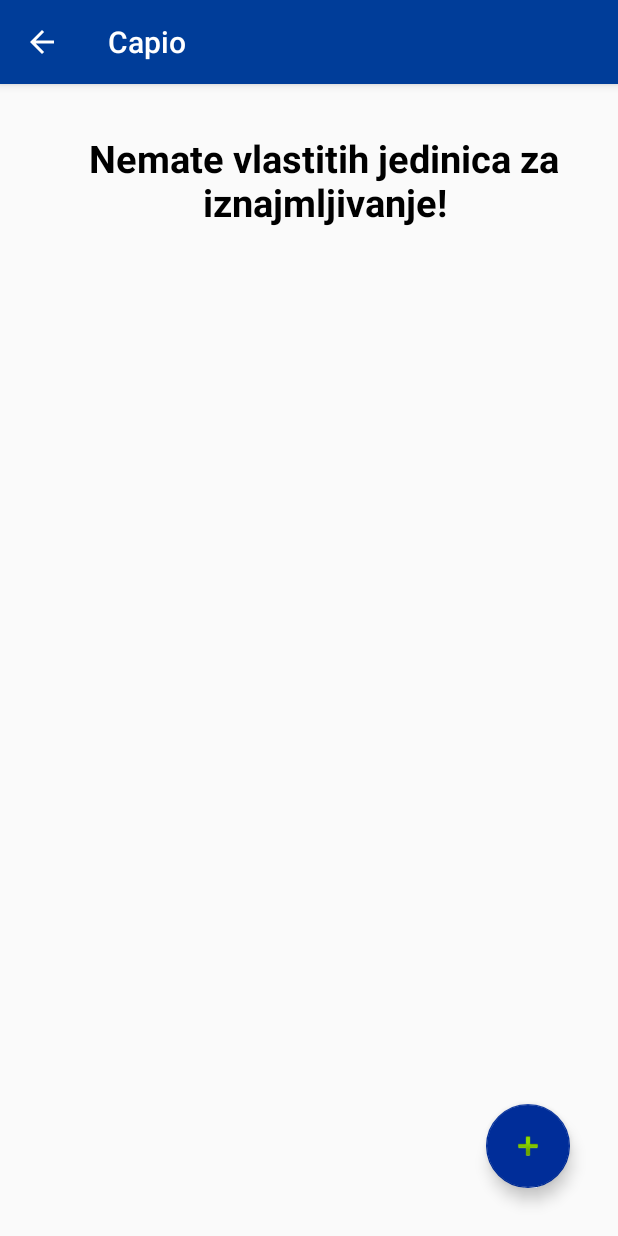
After one commit to DamjanMiko/Capio, an Android app: the UnitListActivity screen opened directly, with no data from a screen before it, on a phone screen of 412 x 824 dp. The commit adds this screen. Run offline under Robolectric (Android 15) with nearby library versions, the phone set to English and light mode, and no system bars; 1 statement that could not run was skipped.

Commit message:
pregled jedinica

```diff
--- /dev/null
+++ b/Capio/app/src/main/java/mihajlo/asc/hr/capio/Activities/UnitListActivity.java
@@ -0,0 +1,112 @@
+package mihajlo.asc.hr.capio.Activities;
+
+import android.content.Context;
+import android.content.Intent;
+import android.support.v7.app.AppCompatActivity;
+import android.os.Bundle;
+import android.support.v7.widget.GridLayoutManager;
+import android.support.v7.widget.LinearLayoutManager;
+import android.support.v7.widget.RecyclerView;
+import android.util.AttributeSet;
+import android.view.MenuItem;
+import android.view.View;
+import android.widget.TextView;
+
+import java.util.ArrayList;
+import java.util.List;
+
+import mihajlo.asc.hr.capio.Adapters.Contents.RealEstateContent;
+import mihajlo.asc.hr.capio.Adapters.MyRealEstateRecyclerViewAdapter;
+import mihajlo.asc.hr.capio.Adapters.UnitListAdapter;
+import mihajlo.asc.hr.capio.Fragments.RealEstateFragment;
+import mihajlo.asc.hr.capio.HttpRequests.AllUnitsTask;
+import mihajlo.asc.hr.capio.HttpRequests.UserByIdTask;
+import mihajlo.asc.hr.capio.Models.Unit;
+import mihajlo.asc.hr.capio.Models.UserObject;
+import mihajlo.asc.hr.capio.R;
+
+public class UnitListActivity extends AppCompatActivity {
+
+    private int mColumnCount = 1;
+    private boolean firstTime = true;
+    private final int CONSTANT = 100000;
+    private String userId;
+    private TextView textInfo;
+
+    private RealEstateFragment.OnListFragmentInteractionListener mListener = new RealEstateFragment.OnListFragmentInteractionListener() {
+        @Override
+        public void onListFragmentInteraction(RealEstateContent.RealEstateItem item) {
+            Intent intent = new Intent(UnitListActivity.this, RealEstateDetailActivity.class);
+            intent.putExtra("item", item);
+            intent.putExtra("notLike", true);
+            startActivity(intent);
+        }
+    };
+
+    @Override
+    protected void onCreate(Bundle savedInstanceState) {
+        super.onCreate(savedInstanceState);
+        setContentView(R.layout.activity_unit_list);
+        getSupportActionBar().setDisplayHomeAsUpEnabled(true);
+
+        userId = (String) getIntent().getExtras().get("userId");
+        textInfo = (TextView) findViewById(R.id.textInfo);
+
+     //   firstTime = getArguments().getBoolean("firstTime");
+
+        final RecyclerView recyclerView = (RecyclerView) findViewById(R.id.list);
+        if (mColumnCount <= 1) {
+            recyclerView.setLayoutManager(new LinearLayoutManager(this));
+        } else {
+            recyclerView.setLayoutManager(new GridLayoutManager(this, mColumnCount));
+        }
+        if (firstTime) {
+
+            if (userId != null && !userId.isEmpty()) {
+                new UserByIdTask(userId, new UserByIdTask.AsynResponse() {
+
+                    @Override
+                    public void processFinish(UserObject output) {
+                        if (output != null && output.getOwnedUnits() != null && !output.getOwnedUnits().isEmpty()) {
+                            RealEstateContent.clearAll();
+                            RealEstateContent.addItems(output.getOwnedUnits(), CONSTANT, CONSTANT, CONSTANT, CONSTANT, null);
+                            recyclerView.setAdapter(new UnitListAdapter(RealEstateContent.ITEMS, mListener));
+                            firstTime = false;
+                            textInfo.setVisibility(View.GONE);
+                        } else {
+                            textInfo.setVisibility(View.VISIBLE);
+                        }
+                    }
+
+                }).execute();
+            } else {
+                textInfo.setVisibility(View.VISIBLE);
+            }
+
+        } else {
+            recyclerView.setAdapter(new UnitListAdapter(RealEstateContent.ITEMS, mListener));
+        }
+
+    }
+
+    public interface OnListFragmentInteractionListener {
+        void onListFragmentInteraction(RealEstateContent.RealEstateItem item);
+    }
+
+    public void addUnit(View view) {
+        Intent intent = new Intent(UnitListActivity.this, CreateUnitActivity.class);
+        startActivity(intent);
+    }
+
+    @Override
+    public boolean onOptionsItemSelected(MenuItem item) {
+        switch (item.getItemId()) {
+            case android.R.id.home:
+                onBackPressed();
+                return true;
+            default:
+                return super.onOptionsItemSelected(item);
+        }
+    }
+
+}
--- /dev/null
+++ b/Capio/app/src/main/res/layout/activity_unit_list.xml
@@ -0,0 +1,45 @@
+<?xml version="1.0" encoding="utf-8"?>
+<RelativeLayout xmlns:android="http://schemas.android.com/apk/res/android"
+    xmlns:app="http://schemas.android.com/apk/res-auto"
+    xmlns:tools="http://schemas.android.com/tools"
+    android:layout_width="match_parent"
+    android:layout_height="match_parent"
+    tools:context="mihajlo.asc.hr.capio.Activities.UnitListActivity">
+
+    <android.support.v7.widget.RecyclerView xmlns:android="http://schemas.android.com/apk/res/android"
+        xmlns:app="http://schemas.android.com/apk/res-auto"
+        xmlns:tools="http://schemas.android.com/tools"
+        android:id="@+id/list"
+        android:name="mihajlo.asc.hr.capio.Fragments.RealEstateFragment"
+        android:layout_width="match_parent"
+        android:layout_height="match_parent"
+        app:layoutManager="LinearLayoutManager"
+        tools:context="mihajlo.asc.hr.capio.Fragments.RealEstateFragment"
+        tools:listitem="@layout/fragment_realestate" />
+
+    <TextView
+        android:id="@+id/textInfo"
+        android:visibility="gone"
+        android:layout_width="match_parent"
+        android:layout_height="wrap_content"
+        android:layout_margin="@dimen/margin_large"
+        android:text="Nemate vlastitih jedinica za iznajmljivanje!"
+        android:gravity="center"
+        android:textColor="@color/blackText"
+        android:paddingStart="20dp"
+        android:textStyle="bold"
+        android:textSize="@dimen/text_large" />
+
+
+    <android.support.design.widget.FloatingActionButton
+        android:id="@+id/fab"
+        android:layout_width="wrap_content"
+        android:layout_height="wrap_content"
+        android:layout_gravity="bottom|end"
+        android:layout_margin="@dimen/margin_large"
+        android:layout_alignParentBottom="true"
+        android:layout_alignParentEnd="true"
+        android:onClick="addUnit"
+        app:srcCompat="@android:drawable/ic_input_add" />
+
+</RelativeLayout>
--- a/Capio/app/src/main/res/values/colors.xml
+++ b/Capio/app/src/main/res/values/colors.xml
@@ -2,7 +2,7 @@
 <resources>
     <color name="colorPrimary">#003d99</color>
     <color name="colorPrimaryDark">#002966</color>
-    <color name="colorAccent">#996633</color>
+    <color name="colorAccent">#002d99</color>
     <color name="whiteText">#FFFFFF</color>
     <color name="white1">#F8F8F8</color>
     <color name="blackText">#000000</color>
--- a/Capio/app/src/main/res/values/strings.xml
+++ b/Capio/app/src/main/res/values/strings.xml
@@ -9,6 +9,7 @@
     <string name="hello_blank_fragment">Hello blank fragment</string>
     <string name="sample_show_log">Show Log</string>
     <string name="sample_hide_log">Hide Log</string>
+    <string name="see_units">Pregled jedinica</string>
 
     <string name="cancel_login">Login cancelled.</string>
     <string name="fail_login">Login failed.</string>
@@ -30,5 +31,6 @@
     <string name="rooms_filter">Number of rooms</string>
     <string name="logout_button">Logout</string>
     <string name="filter_overheads">Overheads</string>
+    <string name="title_activity_unit_list">UnitListActivity</string>
 
 </resources>
```
Also changed, not shown: Capio/app/src/main/AndroidManifest.xml (+3 -6 lines), Capio/app/src/main/java/mihajlo/asc/hr/capio/Activities/CreateUnitActivity.java (+31 -0 lines), Capio/app/src/main/java/mihajlo/asc/hr/capio/Activities/MainActivity.java (+7 -0 lines), Capio/app/src/main/java/mihajlo/asc/hr/capio/Activities/RealEstateDetailActivity.java (+7 -0 lines), Capio/app/src/main/java/mihajlo/asc/hr/capio/Adapters/UnitListAdapter.java (added, +110 -0 lines), Capio/app/src/main/res/layout/activity_create_unit.xml (+7 -4 lines), Capio/app/src/main/res/layout/fragment_realestate.xml (+1 -8 lines), Capio/app/src/main/res/layout/profile.xml (+7 -0 lines), Capio/app/src/main/res/menu/menu_create_unit.xml (added, +10 -0 lines).
